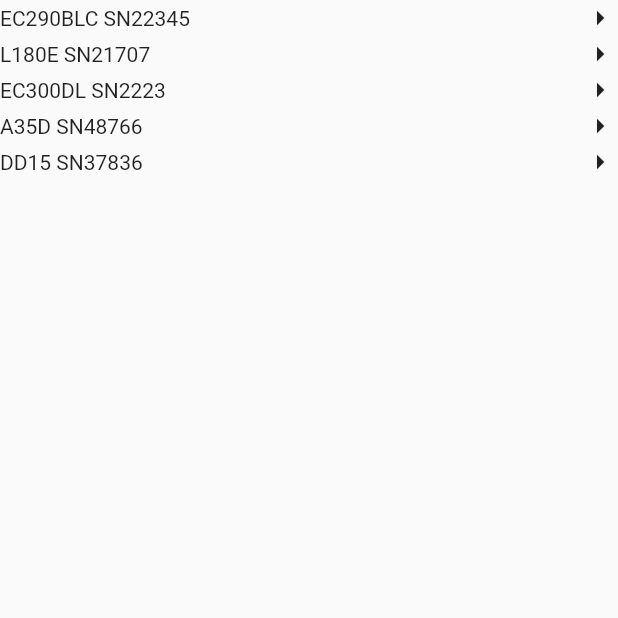
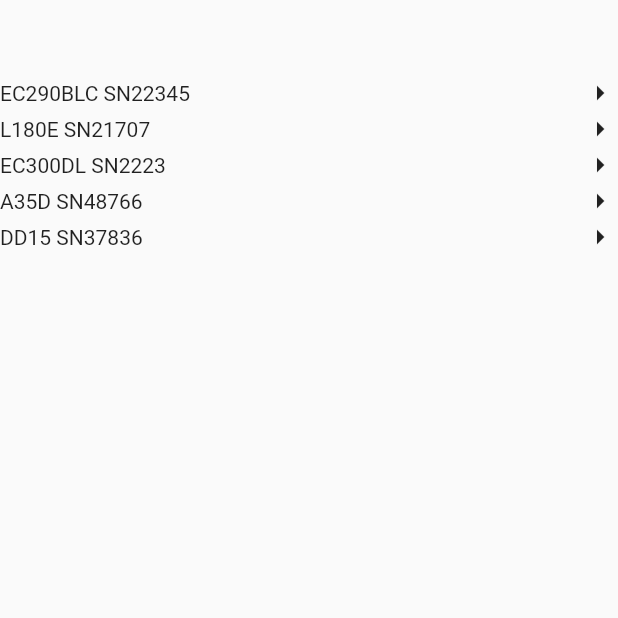
Before and after one commit to RoyHob/amt_vol, a Flutter app: the EngineSearch screen opened by its route, on a phone screen of 412 x 824 dp, the top half of it. Run offline on Flutter 3.47's test engine with Material 2 defaults, Android fonts, the phone set to English and light mode, and no system bars.

```diff
--- a/lib/ui/screens/engine_search.dart
+++ b/lib/ui/screens/engine_search.dart
@@ -16,8 +16,8 @@ class _EngineSearchState extends State<EngineSearch> {
   Widget build(BuildContext context) {
     return Scaffold(
         body: Column(
-      mainAxisAlignment: MainAxisAlignment.center,
       children: [
+        SizedBox(height: 50),
         Expanded(
           child: ListView.builder(
             itemCount: engineList.length,
```
Also changed, not shown: 1 other file.
